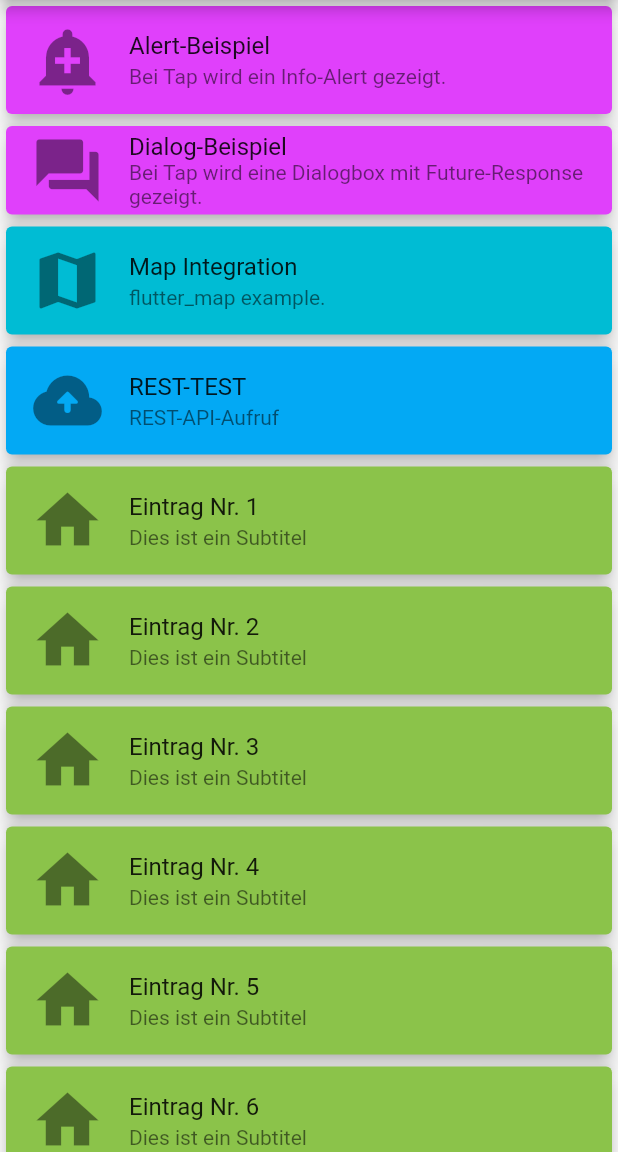
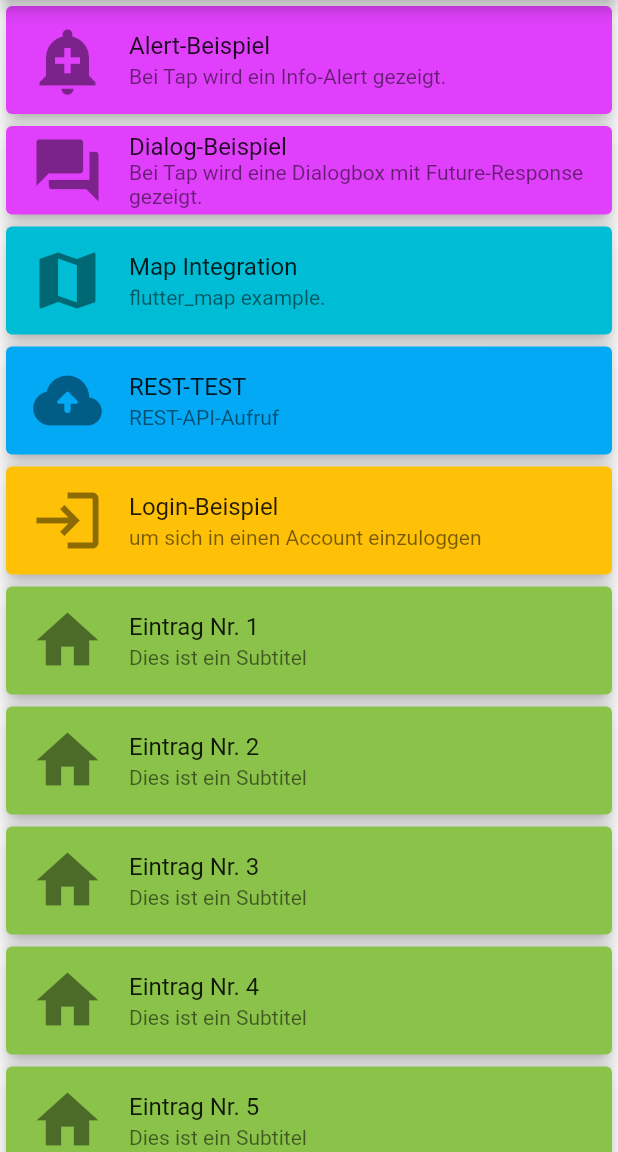
Before and after one commit to didszun/flutter-functions, a Flutter app: the screen it shows after launch, on a phone screen of 412 x 824 dp, the part 84-1236 px from its top. Run offline on Flutter 3.47's test engine with Material 2 defaults, Android fonts, the phone set to English and light mode, and no system bars; our stand-ins replace flutter_login, flutter_map, latlong2.

Commit message:
LOGIN skeleton added (flutter_login)

```diff
--- a/lib/main.dart
+++ b/lib/main.dart
@@ -114,6 +114,27 @@ class HomeScreen extends StatelessWidget {
                 ],
               )
           ),
+          Card(
+              elevation: 5.0,
+              color: Colors.amber,
+              child: Column(
+                mainAxisSize: MainAxisSize.min,
+                children: <Widget>[
+                  ListTile(
+                      leading: const Icon(Icons.login, size: 50),
+                      title: const Text("Login-Beispiel"),
+                      subtitle: const Text("um sich in einen Account einzuloggen"),
+                      onTap: () {
+                        Navigator.pushNamed(
+                          context,
+                          '/login',
+                        );
+                      }
+                    //=> print("Jetzt neue Route öffnen.")
+                  )
+                ],
+              )
+          ),
           for (int i=1; i<=20; i++)
             Card(
                 elevation: 5.0,
--- a/lib/route_generator.dart
+++ b/lib/route_generator.dart
@@ -3,6 +3,7 @@ import 'package:flutter_functions/main.dart';
 import 'package:flutter_functions/mod_rest_overview.dart';
 import 'package:flutter_functions/mod_rest_detail.dart';
 import 'package:flutter_functions/mod_map_example.dart';
+import 'package:flutter_functions/mod_account_actions.dart';
 
 class RouteGenerator {
   static Route<dynamic> generateRoute(RouteSettings settings) {
@@ -27,6 +28,9 @@ class RouteGenerator {
           return _errorRoute();
         }
 
+      case '/login':
+        return MaterialPageRoute(builder: (context) =>  AccoutLogin());
+
       default:
         return _errorRoute();
     }
--- a/pubspec.yaml
+++ b/pubspec.yaml
@@ -38,6 +38,7 @@ dependencies:
   http: ^1.1.0
   flutter_map: ^5.0.0
   url_launcher: ^6.1.14
+  flutter_login: ^4.2.1
 
 dev_dependencies:
   flutter_test:
```
Also changed, not shown: lib/mod_account_actions.dart (added, +97 -0 lines).
